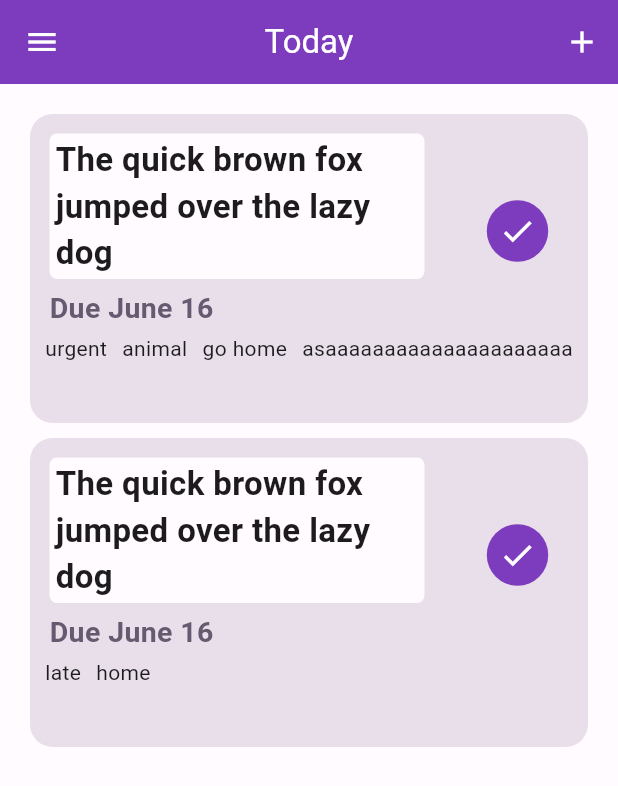
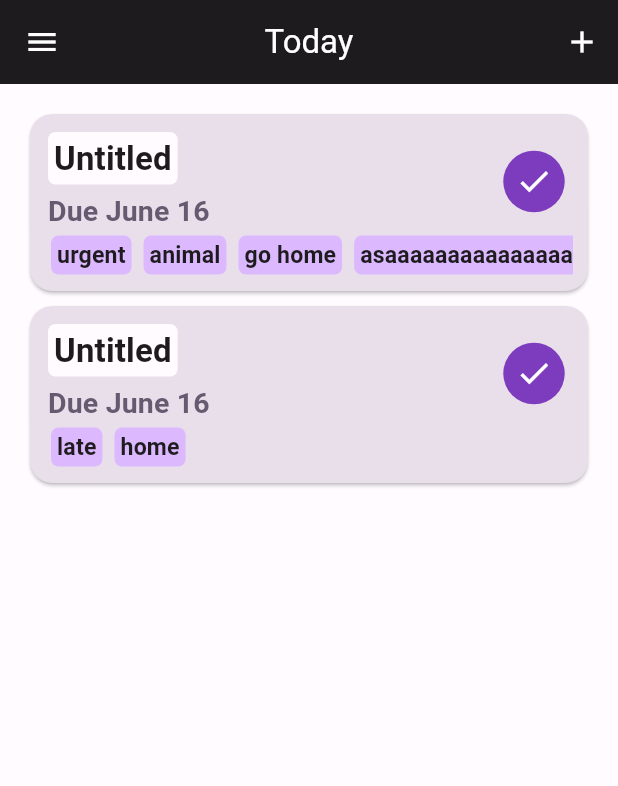
Before and after one commit to jasonly027/DisWeek, a Flutter app: the screen it shows after launch, after a tap on the "check" icon, on a phone screen of 412 x 824 dp. Shown: the top 786 px of the screen. Run offline on Flutter 3.47's test engine with Material 2 defaults, Android fonts, the light colour scheme and no system bars.

Commit message:
_drawTaskTags and reorganized directories

```diff
--- /dev/null
+++ b/lib/pages/dailyView.dart
@@ -0,0 +1,134 @@
+import 'package:dis_week/utils/task.dart';
+import 'package:flutter/material.dart';
+import 'package:intl/intl.dart';
+
+
+Widget createDailyView(BuildContext context, List<Task> taskList) {
+  ColorScheme themeColor = Theme.of(context).colorScheme;
+  double mqTextScaleFactor = MediaQuery.of(context).textScaleFactor;
+
+  return ListView.separated(
+    separatorBuilder: (context, _) => const SizedBox(height: 10),
+    itemCount: taskList.length,
+    itemBuilder: (BuildContext context, int index) {
+      return ElevatedButton(
+        onPressed: () {
+
+        },
+        style: ElevatedButton.styleFrom(
+          padding: const EdgeInsets.all(10),
+          backgroundColor: themeColor.surfaceVariant,
+          shape: RoundedRectangleBorder(
+            borderRadius: BorderRadius.circular(15)
+          ),
+        ),
+        child: Column(
+          children: [
+            Row(
+              crossAxisAlignment: CrossAxisAlignment.center,
+              mainAxisAlignment: MainAxisAlignment.spaceBetween,
+              children: [
+                Flexible(
+                  flex: 8,
+                  child: Column(
+                    crossAxisAlignment: CrossAxisAlignment.start,
+                    children: [
+                      _drawTaskTitle(taskList[index].task, themeColor, mqTextScaleFactor),
+                      _drawTaskDue(taskList[index].due, themeColor, mqTextScaleFactor),
+                    ],
+                  ),
+                ),
+                Flexible(
+                    flex: 2,
+                    child: _drawTaskProgress(taskList[index].progress, themeColor, mqTextScaleFactor)),
+              ],
+            ),
+            _drawTaskTags(taskList[index].tags, themeColor, mqTextScaleFactor),
+          ],
+        ),
+      );
+    },
+  );
+}
+
+Widget _drawTaskTitle(String taskTitle, ColorScheme themeColor, double mqTextScaleFactor) {
+  return Container(
+    margin: const EdgeInsets.all(2),
+    padding: const EdgeInsets.symmetric(vertical: 2,horizontal: 4),
+    decoration: BoxDecoration(
+      borderRadius: const BorderRadius.all(Radius.circular(5)),
+      color: themeColor.surface,
+    ),
+    child: Text(taskTitle,
+        textScaleFactor: mqTextScaleFactor,
+        style: TextStyle(
+            color: themeColor.onSurface,
+            fontWeight: FontWeight.bold,
+            fontSize: 22,)),
+  );
+}
+
+Widget _drawTaskDue(DateTime? taskDue, ColorScheme themeColor, double mqTextScaleFactor) {
+  if (taskDue == null) {return Container();}
+  String monthDay = DateFormat.MMMMd().format(taskDue);
+
+  return Container(
+    margin: const EdgeInsets.all(2),
+    child: Text("Due $monthDay",
+        textScaleFactor: mqTextScaleFactor,
+        style: TextStyle(
+          color: themeColor.secondary,
+          fontWeight: FontWeight.bold,
+          fontSize: 19,)),
+
+  );
+}
+
+Widget _drawTaskProgress(Progress progress, ColorScheme themeColor, double mqTextScaleFactor) {
+  return Container(
+    margin: const EdgeInsets.all(2),
+    child: IconButton.filled(
+          color: themeColor.onTertiary,
+          icon: const Icon(Icons.check),
+          iconSize: 25,
+          onPressed: () {
+            switch (progress) {
+              case Progress.checklist:
+                //
+              case Progress.incomplete:
+                //
+              case Progress.complete:
+                //
+            }
+          },
+        )
+  );
+}
+
+Widget _drawTaskTags(List<String> tags, ColorScheme themeColor, double mqTextScaleFactor) {
+
+    return SizedBox(
+      height: 28 * mqTextScaleFactor,
+      child: ListView.builder(
+        scrollDirection: Axis.horizontal,
+        // separatorBuilder: (context, _) => const SizedBox(width: 0),
+        itemCount: tags.length,
+        itemBuilder: (BuildContext context, int tagIndex) {
+          return Container(
+            margin: const EdgeInsets.symmetric(vertical: 1, horizontal: 4),
+            padding: const EdgeInsets.symmetric(vertical: 2,horizontal: 4),
+            decoration: BoxDecoration(
+              borderRadius: const BorderRadius.all(Radius.circular(5)),
+              color: themeColor.inversePrimary,
+            ),
+            child: FittedBox(
+                child: Text(tags[tagIndex],
+                  style: TextStyle(
+                    color: themeColor.onSurface,
+                    fontWeight: FontWeight.bold
+                  ),)),
+          );
+        },
+      ),
+    );
+}
--- a/lib/main.dart
+++ b/lib/pages/main.dart
@@ -1,6 +1,7 @@
-import 'package:dis_week/task_components.dart';
+import 'package:dis_week/pages/dailyView.dart';
 import 'package:flutter/material.dart';
-import 'theme/color_schemes.g.dart';
+import 'package:dis_week/theme/color_schemes.g.dart';
+import 'package:dis_week/utils/task.dart';
 
 void main() {
   runApp(const DisWeek());
@@ -35,7 +36,7 @@
   Widget build(BuildContext context) {
     return Scaffold(
       appBar: AppBar(
-        backgroundColor: Theme.of(context).colorScheme.primary,
+        backgroundColor: Theme.of(context).colorScheme.onBackground,
         title: Text(widget.title,
               style: TextStyle(color: Theme.of(context).colorScheme.onPrimary),
         ),
@@ -61,7 +62,7 @@
       ),
       body:
       Container(
-        margin: EdgeInsets.all(20),
+        margin: const EdgeInsets.all(20),
         child: createDailyView(context, tempList),
       ),
     );
--- a/lib/task_components.dart
+++ /dev/null
@@ -1,125 +0,0 @@
-import 'package:flutter/material.dart';
-import 'package:intl/intl.dart';
-
-enum Progress { incomplete, complete, checklist }
-
-class Task {
-  String task;
-  DateTime? due;
-  List<String> tags;
-  Progress progress;
-
-  Task(
-      {this.task = 'The quick brown fox jumped over the lazy dog',
-      this.due,
-      required this.tags,
-      this.progress = Progress.incomplete});
-}
-
-ListView createDailyView(BuildContext context, List<Task> taskList) {
-  ColorScheme themeColor = Theme.of(context).colorScheme;
-  double mqTextScaleFactor = MediaQuery.of(context).textScaleFactor;
-
-  return (ListView.separated(
-    separatorBuilder: (context, _) => const SizedBox(height: 10),
-    itemCount: taskList.length,
-    itemBuilder: (BuildContext context, int index) {
-      return Container(
-        padding: const EdgeInsets.all(10),
-        decoration: BoxDecoration(
-          // border: Border.all(color: themeColor.shadow),
-          borderRadius: BorderRadius.circular(15),
-          color: themeColor.surfaceVariant,
-        ),
-        child: Column(
-          children: [
-            Row(
-              crossAxisAlignment: CrossAxisAlignment.center,
-              children: [
-                Flexible(
-                  flex: 8,
-                  child: Column(
-                    crossAxisAlignment: CrossAxisAlignment.start,
-                    children: [
-                      _makeTaskTitle(taskList[index].task, themeColor, mqTextScaleFactor),
-                      _makeTaskDue(taskList[index].due, themeColor, mqTextScaleFactor),
-                    ],
-                  ),
-                ),
-                const Spacer(),
-                Flexible(
-                    flex: 2,
-                    child: _makeTaskProgress(taskList[index].progress, themeColor, mqTextScaleFactor)),
-              ],
-            ),
-            SizedBox(
-              height: 50,
-              child: ListView.separated(
-                scrollDirection: Axis.horizontal,
-                separatorBuilder: (context, _) => const SizedBox(width: 10),
-                itemCount: taskList[index].tags.length,
-                itemBuilder: (BuildContext context2, int tagIndex) {
-                  return Text(taskList[index].tags[tagIndex]);
-                },
-              ),
-            )
-          ],
-        ),
-      );
-    },
-  ));
-}
-
-Widget _makeTaskTitle(String taskTitle, ColorScheme themeColor, double mqTextScaleFactor) {
-  return Container(
-    margin: const EdgeInsets.all(3),
-    padding: const EdgeInsets.symmetric(vertical: 2,horizontal: 4),
-    decoration: BoxDecoration(
-      borderRadius: const BorderRadius.all(Radius.circular(5)),
-      color: themeColor.surface,
-    ),
-    child: Text(taskTitle,
-        textScaleFactor: mqTextScaleFactor,
-        style: TextStyle(
-            color: themeColor.onSurface,
-            fontWeight: FontWeight.bold,
-            fontSize: 22,)),
-  );
-}
-
-Widget _makeTaskDue(DateTime? taskDue, ColorScheme themeColor, double mqTextScaleFactor) {
-  if (taskDue == null) {return Container();}
-  String monthDay = DateFormat.MMMMd().format(taskDue);
-
-  return Container(
-    margin: const EdgeInsets.all(3),
-    child: Text("Due $monthDay",
-        textScaleFactor: mqTextScaleFactor,
-        style: TextStyle(
-          color: themeColor.secondary,
-          fontWeight: FontWeight.bold,
-          fontSize: 19,)),
-
-  );
-}
-
-Widget _makeTaskProgress(Progress progress, ColorScheme themeColor, double mqTextScaleFactor) {
-  return Container(
-    margin: const EdgeInsets.all(3),
-    child: IconButton.filled(
-          color: themeColor.onTertiary,
-          icon: const Icon(Icons.check),
-          iconSize: 25,
-          onPressed: () {
-            switch (progress) {
-              case Progress.checklist:
-                //
-              case Progress.incomplete:
-                //
-              case Progress.complete:
-                //
-            }
-          },
-        )
-  );
-}
--- /dev/null
+++ b/lib/utils/task.dart
@@ -0,0 +1,15 @@
+enum Progress { incomplete, complete, checklist }
+
+class Task {
+  String task;
+  DateTime? due;
+  List<String> tags;
+  Progress progress;
+
+  Task({
+    this.task = 'Untitled',
+    this.due,
+    required this.tags,
+    this.progress = Progress.incomplete
+  } );
+}
```
Also changed, not shown: 1 other file.
